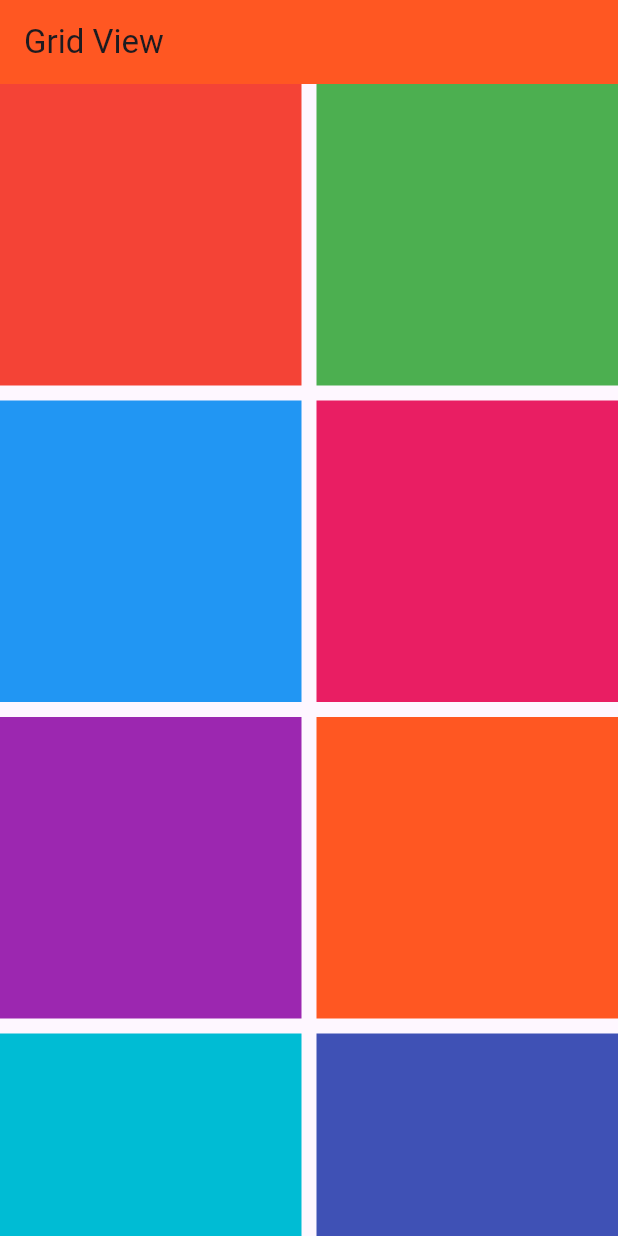
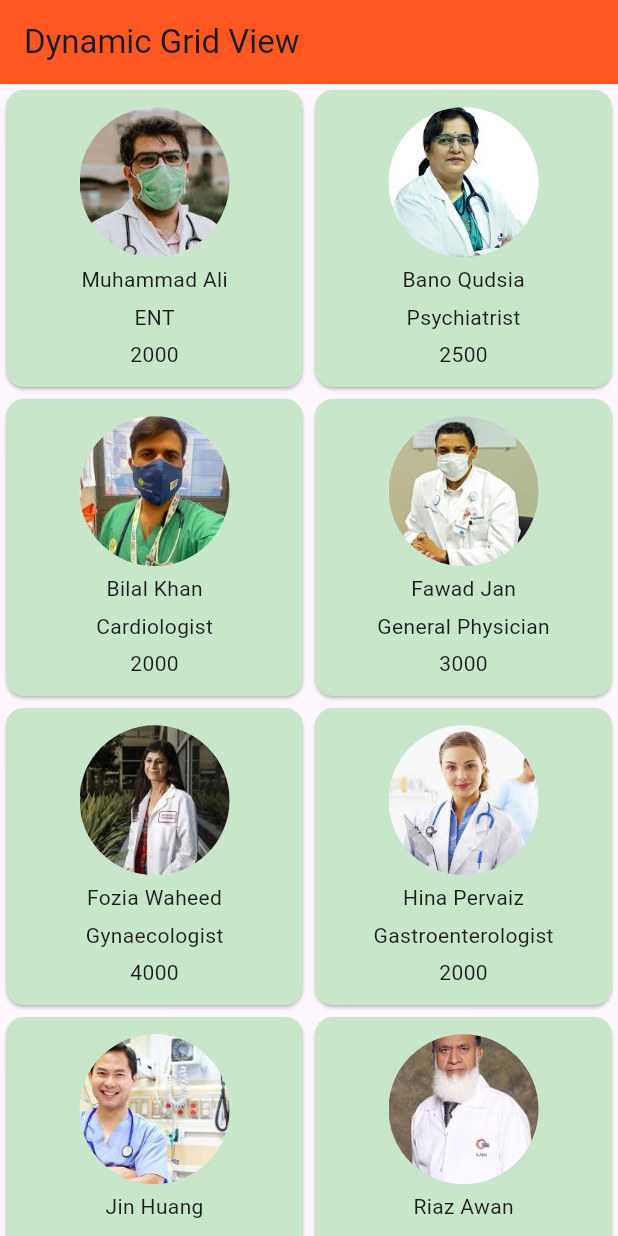
Before and after one commit to abidroid/uoajk_day3, a Flutter app: the screen it shows after launch, on a phone screen of 412 x 824 dp. Run offline on Flutter 3.47's test engine with Material 3 defaults, Android fonts, the phone set to English and light mode, and no system bars.

Commit message:
dynamic grideview

```diff
--- a/lib/main.dart
+++ b/lib/main.dart
@@ -1,4 +1,5 @@
 import 'package:flutter/material.dart';
+import 'package:uoajk_day3/screens/dynamic_gridview_screen.dart';
 import 'package:uoajk_day3/screens/dynamic_listview_screen.dart';
 import 'package:uoajk_day3/screens/gridview_demo_screen.dart';
 import 'package:uoajk_day3/screens/listview_demo_screen.dart';
@@ -13,6 +14,8 @@ class MyApp extends StatelessWidget {
   // This widget is the root of your application.
   @override
   Widget build(BuildContext context) {
+
+
     return MaterialApp(
       debugShowCheckedModeBanner: false,
       title: 'Flutter Demo',
@@ -20,7 +23,7 @@ class MyApp extends StatelessWidget {
 
         colorScheme: ColorScheme.fromSeed(seedColor: Colors.deepPurple),
       ),
-      home: const GridviewDemoScreen(),
+      home: const DynamicGridviewScreen(),
     );
   }
 }
--- /dev/null
+++ b/lib/screens/dynamic_gridview_screen.dart
@@ -0,0 +1,107 @@
+
+import 'package:flutter/material.dart';
+
+import '../models/doctor.dart';
+
+class DynamicGridviewScreen extends StatelessWidget {
+  const DynamicGridviewScreen({super.key});
+
+  @override
+  Widget build(BuildContext context) {
+
+    List<Doctor> doctors = [
+      Doctor(
+        name: 'Muhammad Ali',
+        spe: 'ENT',
+        clinicAddress: 'Phase 2 Bahria Town',
+        fee: 2000,
+        photo: 'assets/images/ali.jpeg',
+      ),
+      Doctor(
+        name: 'Bano Qudsia',
+        spe: 'Psychiatrist',
+        clinicAddress: 'F7 Islamabad',
+        fee: 2500,
+        photo: 'assets/images/bano.jpeg',
+      ),
+      Doctor(
+        name: 'Bilal Khan',
+        spe: 'Cardiologist',
+        clinicAddress: 'KMC Peshawar',
+        fee: 2000,
+        photo: 'assets/images/bilal.jpeg',
+      ),
+      Doctor(
+        name: 'Fawad Jan',
+        spe: 'General Physician',
+        clinicAddress: 'Phase 8 Bahria Town',
+        fee: 3000,
+        photo: 'assets/images/fawad.jpeg',
+      ),
+      Doctor(
+        name: 'Fozia Waheed',
+        spe: 'Gynaecologist',
+        clinicAddress: 'Baldia Town Karachi',
+        fee: 4000,
+        photo: 'assets/images/fozia.jpeg',
+      ),
+      Doctor(
+        name: 'Hina Pervaiz',
+        spe: 'Gastroenterologist',
+        clinicAddress: 'Phase 2 Bahria Town',
+        fee: 2000,
+        photo: 'assets/images/hina.jpeg',
+      ),
+      Doctor(
+        name: 'Jin Huang',
+        spe: 'Physiotherapist',
+        clinicAddress: 'China Town',
+        fee: 2000,
+        photo: 'assets/images/jin.jpeg',
+      ),
+      Doctor(
+        name: 'Riaz Awan',
+        spe: 'ENT',
+        clinicAddress: 'Abbottabad Sadar',
+        fee: 2000,
+        photo: 'assets/images/riaz.jpeg',
+      ),
+    ];
+
+    return Scaffold(
+      appBar: AppBar(
+        title: const Text('Dynamic Grid View'),
+        backgroundColor: Colors.deepOrange,
+      ),
+      body: GridView.builder(
+        itemCount: doctors.length,
+          gridDelegate: SliverGridDelegateWithFixedCrossAxisCount(crossAxisCount: 2),
+          itemBuilder: (BuildContext context, int index){
+
+          Doctor doctor = doctors[index];
+
+
+
+
+          return Card(
+            color: Colors.green[100],
+            child: Column(
+              mainAxisAlignment: MainAxisAlignment.center,
+              spacing: 5,
+              children: [
+                CircleAvatar(
+                  radius: 50,
+                  backgroundImage: AssetImage(doctor.photo),
+                ),
+
+                Text(doctor.name),
+                Text(doctor.spe),
+                Text(doctor.fee.toString()),
+              ],
+            ),
+          );
+
+          }),
+    );
+  }
+}
```
